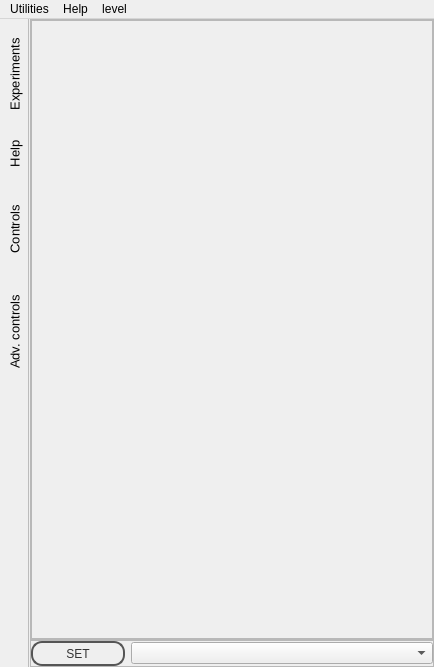
Before: the Qt Designer form SEEL/templates/single_col_exp.ui in jithinbp/SEELablet, drawn with Qt 5.
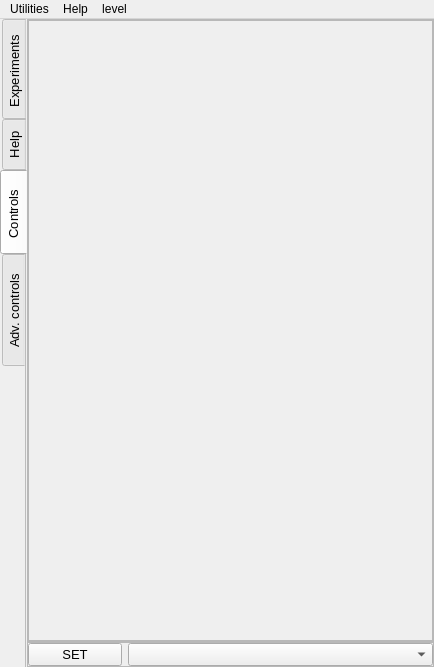
After: the same form once the commit is applied. The open tabs and pages were chosen to show the change.

Patch:
```diff
--- a/SEEL/templates/single_col_exp.ui
+++ b/SEEL/templates/single_col_exp.ui
@@ -26,110 +26,7 @@
    <string>SEELablet: Control Panel</string>
   </property>
   <property name="styleSheet">
-   <string notr="true">QPushButton{
-color: #333;
-border: 2px solid #555;
-border-radius: 11px;
-padding: 5px;
-background: qradialgradient(cx: 0.3, cy: -0.4,
-fx: 0.3, fy: -0.4,
-radius: 1.35, stop: 0 #fff, stop: 1 #888);
-min-width: 80px;
-}
-
-QTabWidget {
-background: qlineargradient(x1: 0, y1: 0, x2: 0, y2: 1,
-stop: 0 #abe, stop: 0.7 #aba);
-
-}
-
-
-QTabBar::tab{
-color: #000;
-border-top-left-radius: 5px;
-border-bottom-left-radius: 5px;
-padding-top: 15px;padding-bottom:15px;
-background: qradialgradient(cx: 0.3, cy: -0.4,
-fx: 0.3, fy: -0.4,
-radius: 1.2, stop: 0 #fff, stop: 1 #aaa);
-width: 30px;
-font-size: 13px;
-}
-QTabBar::tab:selected {
-color: #000;
-border-top-left-radius: 20px;
-border-bottom-left-radius: 5px;
-background: qradialgradient(cx: 0.3, cy: -0.4,
-fx: 0.3, fy: -0.4,
-radius: 1.35, stop: 0 #fcc, stop: 1 #ccf);
-}
-
-
-
-QPushButton:pressed {
-background: qradialgradient(cx: 0.4, cy: -0.1,
-fx: 0.4, fy: -0.1,
-radius: 1.35, stop: 0 #fff, stop: 1 #ddd);
-}
-
-QFrame.PeripheralCollection{
-border-top-left-radius: 5px;
-border-top-right-radius: 5px;
-border: 1px solid black;
-background: qlineargradient(x1: 0, y1: 0, x2: 0, y2: 1,
-stop: 0 #6af, stop: 0.1 #689);
-}
-QFrame.PeripheralCollection QLabel {
-color: white;
-font-weight: bold;
-}
-
-
-
-QFrame.PeripheralCollectionInner {
-background: qlineargradient(x1: 0, y1: 0, x2: 0, y2: 1,
-stop: 0 #abe, stop: 0.7 #aba);
-border: none;
-border-top: 1px solid black;
-}
-
-QFrame.PeripheralCollectionInner QLabel{
-color: black;
-}
-
-QWidget.PeripheralCollectionInner {
-background: qlineargradient(x1: 0, y1: 0, x2: 0, y2: 1,
-stop: 0 #abe, stop: 0.7 #aba);
-border: none;
-border-top: 1px solid black;
-}
-QTextBrowser{
-background: qlineargradient(x1: 0, y1: 0, x2: 0, y2: 1,
-stop: 0 #cdf, stop: 0.7 #cdc);
-}
-
-
-QWidget.PeripheralCollectionInner {
-background: qlineargradient(x1: 0, y1: 0, x2: 0, y2: 1,
-stop: 0 #abe, stop: 0.7 #aba);
-border: none;
-border-top: 1px solid black;
-}
-
-QWidget.PeripheralCollectionInner QLabel{
-color: black;
-}
-
-#SCF1,#SCF2,#tab_4
-{
-background: qlineargradient(x1: 0, y1: 0, x2: 0, y2: 1,
-stop: 0 #abe, stop: 0.7 #aba);
-}
-
-
-
-
-</string>
+   <string notr="true"/>
   </property>
   <widget class="QWidget" name="centralwidget">
    <property name="styleSheet">
@@ -433,8 +330,8 @@
             <rect>
              <x>0</x>
              <y>0</y>
-             <width>398</width>
-             <height>28</height>
+             <width>402</width>
+             <height>611</height>
             </rect>
            </property>
            <property name="styleSheet">
```
Left out of the diff: 6 changed lines with no effect on the pictures.
